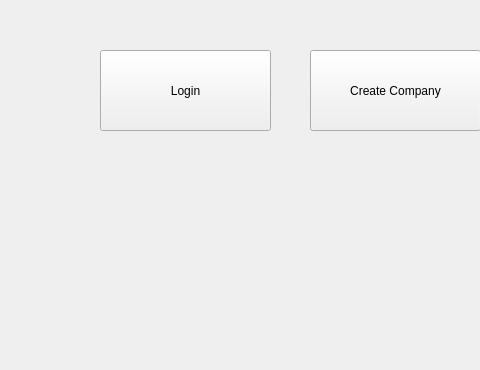
Above: firstwindow.ui from pjpassero/StoreManager before the change; both pictures show x 0 to 480 and y 0 to 370 of the 800 by 600 pixel window. Below: the same form after it.
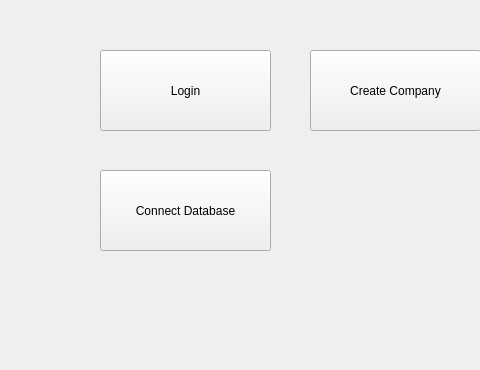
That is the form after the change.

Commit message: Added the database wizard window

Patch:
```diff
--- a/firstwindow.ui
+++ b/firstwindow.ui
@@ -53,6 +53,19 @@
      <string>Login</string>
     </property>
    </widget>
+   <widget class="QPushButton" name="databaseWizard">
+    <property name="geometry">
+     <rect>
+      <x>100</x>
+      <y>170</y>
+      <width>171</width>
+      <height>81</height>
+     </rect>
+    </property>
+    <property name="text">
+     <string>Connect Database</string>
+    </property>
+   </widget>
   </widget>
   <widget class="QMenuBar" name="menubar">
    <property name="geometry">
```
The commit also changes 7 other files.
